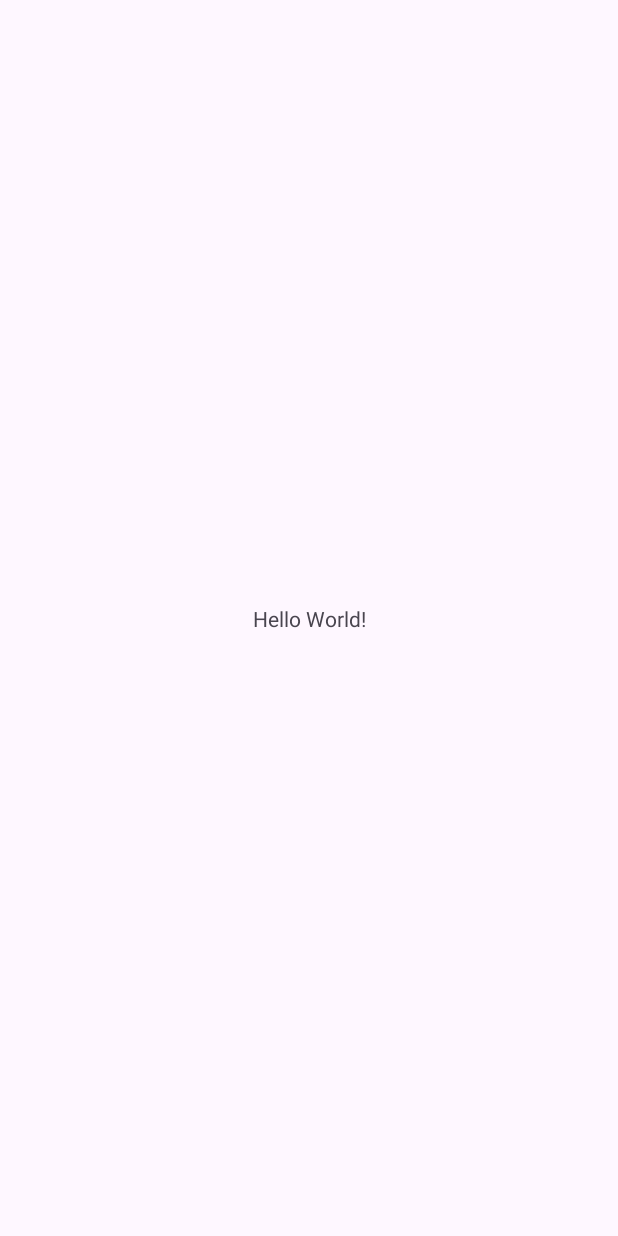
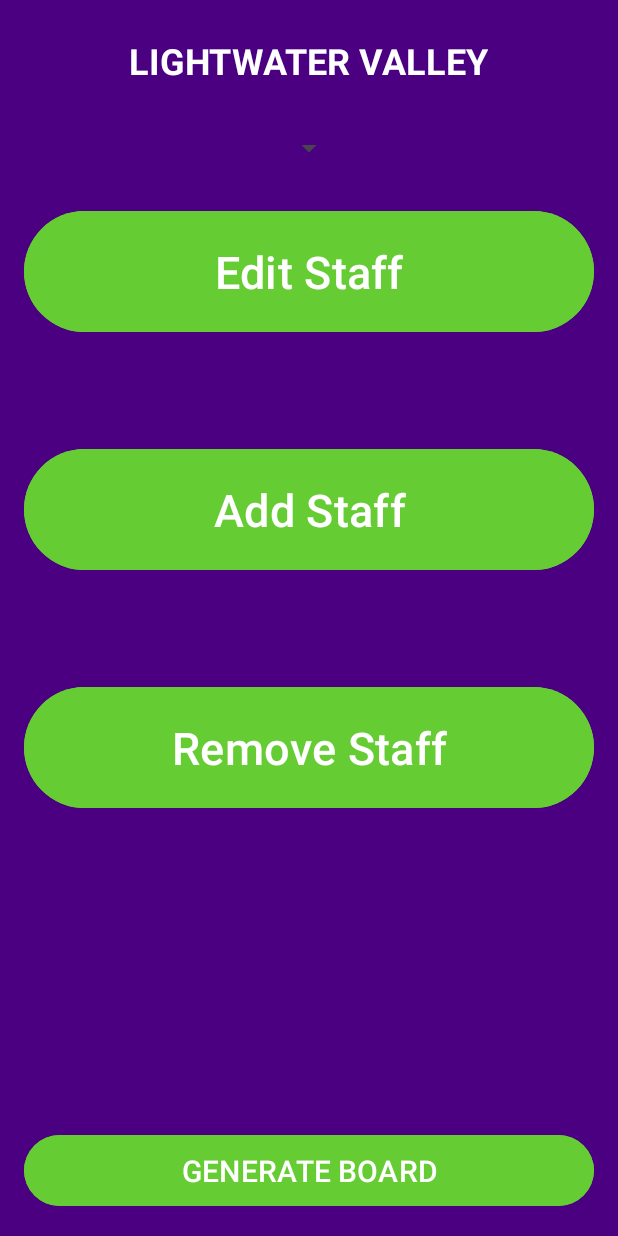
Before and after one commit to BenGrime/FInalProject, an Android app: the screen it shows after launch (MainActivity), on a phone screen of 412 x 824 dp. Before the commit the screen is almost empty. Run offline under Robolectric (Android 15) with nearby library versions, the phone set to English and light mode, and no system bars.

Commit message:
Staff object made, and design of home screen almost made

```diff
--- /dev/null
+++ b/app/src/main/java/com/example/timetabler/Staff.kt
@@ -0,0 +1,12 @@
+package com.example.timetabler
+
+import com.google.firebase.Timestamp
+import java.io.Serializable
+
+data class Staff(
+    var Id: String = "",
+    var Name: String = "",
+    var PreviousRide: String = "",
+    var DoB: Timestamp,
+    var RidesTrained: ArrayList<String>
+) : Serializable
--- /dev/null
+++ b/app/src/main/res/drawable/rounded_rectangle.xml
@@ -0,0 +1,6 @@
+<?xml version="1.0" encoding="utf-8"?>
+<shape xmlns:android="http://schemas.android.com/apk/res/android"
+    android:shape="rectangle">
+    <solid android:color="@color/customGreen" />
+    <corners android:radius="20dp" />
+</shape>
--- a/app/src/main/res/layout/activity_main.xml
+++ b/app/src/main/res/layout/activity_main.xml
@@ -1,18 +1,123 @@
 <?xml version="1.0" encoding="utf-8"?>
-<androidx.constraintlayout.widget.ConstraintLayout xmlns:android="http://schemas.android.com/apk/res/android"
+<LinearLayout
+    xmlns:android="http://schemas.android.com/apk/res/android"
     xmlns:app="http://schemas.android.com/apk/res-auto"
     xmlns:tools="http://schemas.android.com/tools"
     android:layout_width="match_parent"
     android:layout_height="match_parent"
+    android:orientation="vertical"
+    android:background="#4B0082"
+    android:padding="16dp"
     tools:context=".MainActivity">
 
-    <TextView
-        android:layout_width="wrap_content"
+    <RelativeLayout
+        android:layout_width="match_parent"
         android:layout_height="wrap_content"
-        android:text="Hello World!"
-        app:layout_constraintBottom_toBottomOf="parent"
-        app:layout_constraintEnd_toEndOf="parent"
-        app:layout_constraintStart_toStartOf="parent"
-        app:layout_constraintTop_toTopOf="parent" />
+        android:padding="8dp">
 
-</androidx.constraintlayout.widget.ConstraintLayout>
+        <TextView
+            android:id="@+id/title"
+            android:layout_width="wrap_content"
+            android:layout_height="wrap_content"
+            android:text="LIGHTWATER VALLEY"
+            android:textColor="#FFFFFF"
+            android:textSize="24sp"
+            android:textStyle="bold"
+            android:gravity="center"
+            android:layout_centerHorizontal="true"
+            />
+
+        <!--add settings icon here-->
+
+    </RelativeLayout>
+
+    <RelativeLayout
+        android:layout_width="match_parent"
+        android:layout_height="wrap_content"
+        android:layout_marginTop="16dp">
+
+        <Spinner
+            android:id="@+id/viewSpinner"
+            android:layout_width="wrap_content"
+            android:layout_height="wrap_content"
+            android:gravity="center"
+            android:layout_centerHorizontal="true"
+            android:padding="18dp"
+        />
+
+        <!--add notification icon here-->
+
+
+
+    </RelativeLayout>
+
+    <GridLayout
+        android:layout_width="match_parent"
+        android:layout_height="wrap_content"
+        android:orientation="vertical"
+        android:layout_marginTop="20dp">
+
+        <!-- Edit Staff Button -->
+        <Button
+            android:id="@+id/editStaffButton"
+            android:layout_width="match_parent"
+            android:layout_height="wrap_content"
+            android:backgroundTint="#66CC33"
+            android:text="Edit Staff"
+            android:textColor="#FFFFFF"
+            android:textSize="30sp"
+            android:layout_marginBottom="70dp"
+            android:padding="20dp"/>
+
+        <!-- Add Staff Button -->
+        <Button
+            android:id="@+id/addStaffButton"
+            android:layout_width="match_parent"
+            android:layout_height="wrap_content"
+            android:backgroundTint="#66CC33"
+            android:text="Add Staff"
+            android:textColor="#FFFFFF"
+            android:textSize="30sp"
+            android:layout_marginBottom="70dp"
+            android:padding="20dp"
+            />
+
+        <!-- Remove Staff Button -->
+        <Button
+            android:id="@+id/removeStaffButton"
+            android:layout_width="match_parent"
+            android:layout_height="wrap_content"
+            android:backgroundTint="#66CC33"
+            android:text="Remove Staff"
+            android:textColor="#FFFFFF"
+            android:textSize="30sp"
+            android:layout_marginBottom="70dp"
+            android:padding="20dp"
+            />
+
+
+    </GridLayout>
+
+    <RelativeLayout
+        android:layout_width="match_parent"
+        android:layout_height="wrap_content"
+        android:layout_marginTop="16dp">
+
+        <!-- Generate Board Button -->
+        <Button
+            android:id="@+id/generateBoardButton"
+            android:layout_width="match_parent"
+            android:layout_height="wrap_content"
+            android:backgroundTint="#66CC33"
+            android:text="GENERATE BOARD"
+            android:textColor="#FFFFFF"
+            android:textSize="20sp"
+            android:layout_marginBottom="70dp"
+            android:padding="10dp"
+            android:layout_alignParentBottom="true"/>
+
+
+    </RelativeLayout>
+
+
+</LinearLayout>
--- a/app/src/main/res/values/colors.xml
+++ b/app/src/main/res/values/colors.xml
@@ -2,4 +2,5 @@
 <resources>
     <color name="black">#FF000000</color>
     <color name="white">#FFFFFFFF</color>
+    <color name="customGreen">#66CC33</color>
 </resources>
```
